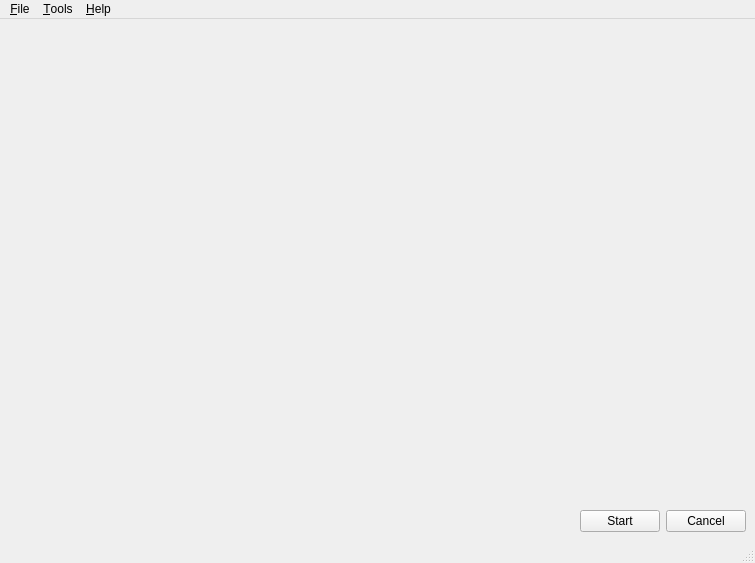
TrigonaMinima/Anatext, file GUI/extras/main_window.ui: the form before one commit.
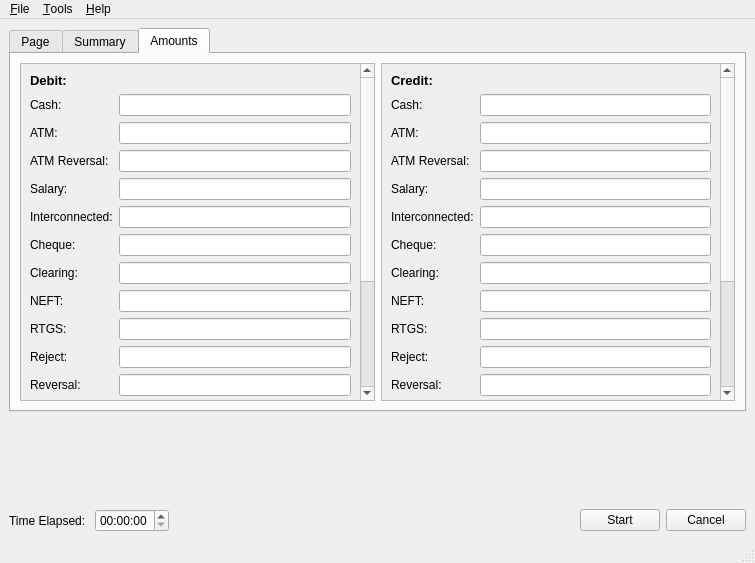
The form after the commit. The open tabs and pages were chosen to show the change.

```diff
--- a/GUI/extras/main_window.ui
+++ b/GUI/extras/main_window.ui
@@ -23,38 +23,56 @@
    <layout class="QVBoxLayout" name="verticalLayout_2">
     <item>
      <layout class="QGridLayout" name="gridLayout">
-      <item row="1" column="1">
-       <layout class="QHBoxLayout" name="horizontalLayout_2">
+      <item row="2" column="0">
+       <layout class="QHBoxLayout" name="horizontalLayout_5">
         <item>
-         <widget class="QPushButton" name="start_button">
-          <property name="text">
-           <string>Start</string>
-          </property>
-         </widget>
-        </item>
-        <item>
-         <widget class="QPushButton" name="cancel_button">
-          <property name="text">
-           <string>Cancel</string>
-          </property>
-         </widget>
+         <layout class="QHBoxLayout" name="horizontalLayout_6">
+          <item>
+           <widget class="QLabel" name="elapsed_time">
+            <property name="text">
+             <string>Time Elapsed: </string>
+            </property>
+           </widget>
+          </item>
+          <item>
+           <widget class="QTimeEdit" name="timeEdit">
+            <property name="displayFormat">
+             <string>hh:mm:ss</string>
+            </property>
+           </widget>
+          </item>
+          <item>
+           <spacer name="horizontalSpacer_2">
+            <property name="orientation">
+             <enum>Qt::Horizontal</enum>
+            </property>
+            <property name="sizeHint" stdset="0">
+             <size>
+              <width>40</width>
+              <height>20</height>
+             </size>
+            </property>
+           </spacer>
+          </item>
+          <item>
+           <widget class="QPushButton" name="start_button">
+            <property name="text">
+             <string>Start</string>
+            </property>
+           </widget>
+          </item>
+          <item>
+           <widget class="QPushButton" name="cancel_button">
+            <property name="text">
+             <string>Cancel</string>
+            </property>
+           </widget>
+          </item>
+         </layout>
         </item>
        </layout>
       </item>
       <item row="1" column="0">
-       <spacer name="horizontalSpacer">
-        <property name="orientation">
-         <enum>Qt::Horizontal</enum>
-        </property>
-        <property name="sizeHint" stdset="0">
-         <size>
-          <width>40</width>
-          <height>20</height>
-         </size>
-        </property>
-       </spacer>
-      </item>
-      <item row="0" column="0">
        <spacer name="verticalSpacer">
         <property name="orientation">
          <enum>Qt::Vertical</enum>
@@ -67,6 +85,694 @@
         </property>
        </spacer>
       </item>
+      <item row="0" column="0">
+       <widget class="QTabWidget" name="tabWidget">
+        <property name="currentIndex">
+         <number>0</number>
+        </property>
+        <widget class="QWidget" name="tab">
+         <attribute name="title">
+          <string>Page</string>
+         </attribute>
+        </widget>
+        <widget class="QWidget" name="summary">
+         <attribute name="title">
+          <string>Summary</string>
+         </attribute>
+         <layout class="QHBoxLayout" name="horizontalLayout_7">
+          <item>
+           <layout class="QHBoxLayout" name="horizontalLayout_3">
+            <item>
+             <layout class="QFormLayout" name="formLayout">
+              <property name="fieldGrowthPolicy">
+               <enum>QFormLayout::AllNonFixedFieldsGrow</enum>
+              </property>
+              <item row="0" column="1">
+               <widget class="QLineEdit" name="lineEdit">
+                <property name="readOnly">
+                 <bool>true</bool>
+                </property>
+               </widget>
+              </item>
+              <item row="1" column="0">
+               <widget class="QLabel" name="label_4">
+                <property name="text">
+                 <string>Total Credit:</string>
+                </property>
+               </widget>
+              </item>
+              <item row="1" column="1">
+               <widget class="QLineEdit" name="lineEdit_2">
+                <property name="readOnly">
+                 <bool>true</bool>
+                </property>
+               </widget>
+              </item>
+              <item row="2" column="0">
+               <widget class="QLabel" name="label_6">
+                <property name="text">
+                 <string>Total Debit:</string>
+                </property>
+               </widget>
+              </item>
+              <item row="2" column="1">
+               <widget class="QLineEdit" name="lineEdit_3">
+                <property name="readOnly">
+                 <bool>true</bool>
+                </property>
+               </widget>
+              </item>
+              <item row="0" column="0">
+               <widget class="QLabel" name="label_2">
+                <property name="text">
+                 <string>Total Lines:</string>
+                </property>
+               </widget>
+              </item>
+             </layout>
+            </item>
+            <item>
+             <layout class="QFormLayout" name="formLayout_2">
+              <property name="fieldGrowthPolicy">
+               <enum>QFormLayout::AllNonFixedFieldsGrow</enum>
+              </property>
+              <item row="0" column="1">
+               <widget class="QLineEdit" name="lineEdit_4">
+                <property name="readOnly">
+                 <bool>true</bool>
+                </property>
+               </widget>
+              </item>
+              <item row="1" column="0">
+               <widget class="QLabel" name="label_5">
+                <property name="text">
+                 <string>Credit Mapped:</string>
+                </property>
+               </widget>
+              </item>
+              <item row="1" column="1">
+               <widget class="QLineEdit" name="lineEdit_5">
+                <property name="readOnly">
+                 <bool>true</bool>
+                </property>
+               </widget>
+              </item>
+              <item row="2" column="0">
+               <widget class="QLabel" name="label_7">
+                <property name="text">
+                 <string>Debit Mapped:</string>
+                </property>
+               </widget>
+              </item>
+              <item row="2" column="1">
+               <widget class="QLineEdit" name="lineEdit_6">
+                <property name="readOnly">
+                 <bool>true</bool>
+                </property>
+               </widget>
+              </item>
+              <item row="0" column="0">
+               <widget class="QLabel" name="label_3">
+                <property name="text">
+                 <string>Lines Mapped:</string>
+                </property>
+               </widget>
+              </item>
+             </layout>
+            </item>
+           </layout>
+          </item>
+         </layout>
+        </widget>
+        <widget class="QWidget" name="amounts">
+         <attribute name="title">
+          <string>Amounts</string>
+         </attribute>
+         <layout class="QHBoxLayout" name="horizontalLayout_2">
+          <item>
+           <layout class="QHBoxLayout" name="horizontalLayout_4">
+            <item>
+             <widget class="QScrollArea" name="scrollArea">
+              <property name="widgetResizable">
+               <bool>true</bool>
+              </property>
+              <widget class="QWidget" name="scrollAreaWidgetContents">
+               <property name="geometry">
+                <rect>
+                 <x>0</x>
+                 <y>0</y>
+                 <width>335</width>
+                 <height>564</height>
+                </rect>
+               </property>
+               <layout class="QVBoxLayout" name="verticalLayout">
+                <item>
+                 <layout class="QFormLayout" name="formLayout_3">
+                  <property name="fieldGrowthPolicy">
+                   <enum>QFormLayout::AllNonFixedFieldsGrow</enum>
+                  </property>
+                  <item row="0" column="0">
+                   <widget class="QLabel" name="label_8">
+                    <property name="font">
+                     <font>
+                      <pointsize>10</pointsize>
+                      <weight>75</weight>
+                      <bold>true</bold>
+                     </font>
+                    </property>
+                    <property name="text">
+                     <string>Debit:</string>
+                    </property>
+                   </widget>
+                  </item>
+                  <item row="1" column="0">
+                   <widget class="QLabel" name="label_9">
+                    <property name="text">
+                     <string>Cash:</string>
+                    </property>
+                   </widget>
+                  </item>
+                  <item row="1" column="1">
+                   <widget class="QLineEdit" name="lineEdit_7">
+                    <property name="readOnly">
+                     <bool>true</bool>
+                    </property>
+                   </widget>
+                  </item>
+                  <item row="2" column="0">
+                   <widget class="QLabel" name="label_10">
+                    <property name="text">
+                     <string>ATM:</string>
+                    </property>
+                   </widget>
+                  </item>
+                  <item row="2" column="1">
+                   <widget class="QLineEdit" name="lineEdit_13">
+                    <property name="readOnly">
+                     <bool>true</bool>
+                    </property>
+                   </widget>
+                  </item>
+                  <item row="3" column="0">
+                   <widget class="QLabel" name="label_12">
+                    <property name="text">
+                     <string>ATM Reversal:</string>
+                    </property>
+                   </widget>
+                  </item>
+                  <item row="3" column="1">
+                   <widget class="QLineEdit" name="lineEdit_12">
+                    <property name="readOnly">
+                     <bool>true</bool>
+                    </property>
+                   </widget>
+                  </item>
+                  <item row="4" column="0">
+                   <widget class="QLabel" name="label_13">
+                    <property name="text">
+                     <string>Salary:</string>
+                    </property>
+                   </widget>
+                  </item>
+                  <item row="4" column="1">
+                   <widget class="QLineEdit" name="lineEdit_11">
+                    <property name="readOnly">
+                     <bool>true</bool>
+                    </property>
+                   </widget>
+                  </item>
+                  <item row="5" column="0">
+                   <widget class="QLabel" name="label_11">
+                    <property name="text">
+                     <string>Interconnected:</string>
+                    </property>
+                   </widget>
+                  </item>
+                  <item row="5" column="1">
+                   <widget class="QLineEdit" name="lineEdit_10">
+                    <property name="readOnly">
+                     <bool>true</bool>
+                    </property>
+                   </widget>
+                  </item>
+                  <item row="6" column="0">
+                   <widget class="QLabel" name="label_14">
+                    <property name="text">
+                     <string>Cheque:</string>
+                    </property>
+                   </widget>
+                  </item>
+                  <item row="6" column="1">
+                   <widget class="QLineEdit" name="lineEdit_9">
+                    <property name="readOnly">
+                     <bool>true</bool>
+                    </property>
+                   </widget>
+                  </item>
+                  <item row="7" column="0">
+                   <widget class="QLabel" name="label_17">
+                    <property name="text">
+                     <string>Clearing:</string>
+                    </property>
+                   </widget>
+                  </item>
+                  <item row="7" column="1">
+                   <widget class="QLineEdit" name="lineEdit_18">
+                    <property name="readOnly">
+                     <bool>true</bool>
+                    </property>
+                   </widget>
+                  </item>
+                  <item row="8" column="0">
+                   <widget class="QLabel" name="label_16">
+                    <property name="text">
+                     <string>NEFT:</string>
+                    </property>
+                   </widget>
+                  </item>
+                  <item row="8" column="1">
+                   <widget class="QLineEdit" name="lineEdit_17">
+                    <property name="readOnly">
+                     <bool>true</bool>
+                    </property>
+                   </widget>
+                  </item>
+                  <item row="9" column="0">
+                   <widget class="QLabel" name="label_15">
+                    <property name="text">
+                     <string>RTGS:</string>
+                    </property>
+                   </widget>
+                  </item>
+                  <item row="9" column="1">
+                   <widget class="QLineEdit" name="lineEdit_16">
+                    <property name="readOnly">
+                     <bool>true</bool>
+                    </property>
+                   </widget>
+                  </item>
+                  <item row="10" column="0">
+                   <widget class="QLabel" name="label_18">
+                    <property name="text">
+                     <string>Reject:</string>
+                    </property>
+                   </widget>
+                  </item>
+                  <item row="10" column="1">
+                   <widget class="QLineEdit" name="lineEdit_15">
+                    <property name="readOnly">
+                     <bool>true</bool>
+                    </property>
+                   </widget>
+                  </item>
+                  <item row="11" column="0">
+                   <widget class="QLabel" name="label_19">
+                    <property name="text">
+                     <string>Reversal:</string>
+                    </property>
+                   </widget>
+                  </item>
+                  <item row="11" column="1">
+                   <widget class="QLineEdit" name="lineEdit_8">
+                    <property name="readOnly">
+                     <bool>true</bool>
+                    </property>
+                   </widget>
+                  </item>
+                  <item row="12" column="0">
+                   <widget class="QLabel" name="label_20">
+                    <property name="text">
+                     <string>Tax:</string>
+                    </property>
+                   </widget>
+                  </item>
+                  <item row="12" column="1">
+                   <widget class="QLineEdit" name="lineEdit_14">
+                    <property name="readOnly">
+                     <bool>true</bool>
+                    </property>
+                   </widget>
+                  </item>
+                  <item row="13" column="0">
+                   <widget class="QLabel" name="label_23">
+                    <property name="text">
+                     <string>Charges:</string>
+                    </property>
+                   </widget>
+                  </item>
+                  <item row="13" column="1">
+                   <widget class="QLineEdit" name="lineEdit_22">
+                    <property name="readOnly">
+                     <bool>true</bool>
+                    </property>
+                   </widget>
+                  </item>
+                  <item row="14" column="0">
+                   <widget class="QLabel" name="label_22">
+                    <property name="text">
+                     <string>Transfer:</string>
+                    </property>
+                   </widget>
+                  </item>
+                  <item row="14" column="1">
+                   <widget class="QLineEdit" name="lineEdit_21">
+                    <property name="readOnly">
+                     <bool>true</bool>
+                    </property>
+                   </widget>
+                  </item>
+                  <item row="15" column="0">
+                   <widget class="QLabel" name="label_21">
+                    <property name="text">
+                     <string>TDS:</string>
+                    </property>
+                   </widget>
+                  </item>
+                  <item row="15" column="1">
+                   <widget class="QLineEdit" name="lineEdit_20">
+                    <property name="readOnly">
+                     <bool>true</bool>
+                    </property>
+                   </widget>
+                  </item>
+                  <item row="16" column="0">
+                   <widget class="QLabel" name="label_24">
+                    <property name="text">
+                     <string>Loan:</string>
+                    </property>
+                   </widget>
+                  </item>
+                  <item row="16" column="1">
+                   <widget class="QLineEdit" name="lineEdit_19">
+                    <property name="readOnly">
+                     <bool>true</bool>
+                    </property>
+                   </widget>
+                  </item>
+                  <item row="17" column="0">
+                   <widget class="QLabel" name="label_28">
+                    <property name="text">
+                     <string>Investment:</string>
+                    </property>
+                   </widget>
+                  </item>
+                  <item row="17" column="1">
+                   <widget class="QLineEdit" name="lineEdit_23">
+                    <property name="readOnly">
+                     <bool>true</bool>
+                    </property>
+                   </widget>
+                  </item>
+                 </layout>
+                </item>
+               </layout>
+              </widget>
+             </widget>
+            </item>
+            <item>
+             <widget class="QScrollArea" name="scrollArea_2">
+              <property name="widgetResizable">
+               <bool>true</bool>
+              </property>
+              <widget class="QWidget" name="scrollAreaWidgetContents_2">
+               <property name="geometry">
+                <rect>
+                 <x>0</x>
+                 <y>0</y>
+                 <width>334</width>
+                 <height>564</height>
+                </rect>
+               </property>
+               <layout class="QVBoxLayout" name="verticalLayout_3">
+                <item>
+                 <layout class="QFormLayout" name="formLayout_4">
+                  <property name="fieldGrowthPolicy">
+                   <enum>QFormLayout::AllNonFixedFieldsGrow</enum>
+                  </property>
+                  <item row="0" column="0">
+                   <widget class="QLabel" name="label_25">
+                    <property name="font">
+                     <font>
+                      <pointsize>10</pointsize>
+                      <weight>75</weight>
+                      <bold>true</bold>
+                     </font>
+                    </property>
+                    <property name="text">
+                     <string>Credit:</string>
+                    </property>
+                   </widget>
+                  </item>
+                  <item row="1" column="0">
+                   <widget class="QLabel" name="label_26">
+                    <property name="text">
+                     <string>Cash:</string>
+                    </property>
+                   </widget>
+                  </item>
+                  <item row="1" column="1">
+                   <widget class="QLineEdit" name="lineEdit_24">
+                    <property name="readOnly">
+                     <bool>true</bool>
+                    </property>
+                   </widget>
+                  </item>
+                  <item row="2" column="0">
+                   <widget class="QLabel" name="label_27">
+                    <property name="text">
+                     <string>ATM:</string>
+                    </property>
+                   </widget>
+                  </item>
+                  <item row="2" column="1">
+                   <widget class="QLineEdit" name="lineEdit_25">
+                    <property name="readOnly">
+                     <bool>true</bool>
+                    </property>
+                   </widget>
+                  </item>
+                  <item row="3" column="0">
+                   <widget class="QLabel" name="label_29">
+                    <property name="text">
+                     <string>ATM Reversal:</string>
+                    </property>
+                   </widget>
+                  </item>
+                  <item row="3" column="1">
+                   <widget class="QLineEdit" name="lineEdit_26">
+                    <property name="readOnly">
+                     <bool>true</bool>
+                    </property>
+                   </widget>
+                  </item>
+                  <item row="4" column="0">
+                   <widget class="QLabel" name="label_30">
+                    <property name="text">
+                     <string>Salary:</string>
+                    </property>
+                   </widget>
+                  </item>
+                  <item row="4" column="1">
+                   <widget class="QLineEdit" name="lineEdit_27">
+                    <property name="readOnly">
+                     <bool>true</bool>
+                    </property>
+                   </widget>
+                  </item>
+                  <item row="5" column="0">
+                   <widget class="QLabel" name="label_31">
+                    <property name="text">
+                     <string>Interconnected:</string>
+                    </property>
+                   </widget>
+                  </item>
+                  <item row="5" column="1">
+                   <widget class="QLineEdit" name="lineEdit_28">
+                    <property name="readOnly">
+                     <bool>true</bool>
+                    </property>
+                   </widget>
+                  </item>
+                  <item row="6" column="0">
+                   <widget class="QLabel" name="label_32">
+                    <property name="text">
+                     <string>Cheque:</string>
+                    </property>
+                   </widget>
+                  </item>
+                  <item row="6" column="1">
+                   <widget class="QLineEdit" name="lineEdit_29">
+                    <property name="readOnly">
+                     <bool>true</bool>
+                    </property>
+                   </widget>
+                  </item>
+                  <item row="7" column="0">
+                   <widget class="QLabel" name="label_33">
+                    <property name="text">
+                     <string>Clearing:</string>
+                    </property>
+                   </widget>
+                  </item>
+                  <item row="7" column="1">
+                   <widget class="QLineEdit" name="lineEdit_30">
+                    <property name="readOnly">
+                     <bool>true</bool>
+                    </property>
+                   </widget>
+                  </item>
+                  <item row="8" column="0">
+                   <widget class="QLabel" name="label_34">
+                    <property name="text">
+                     <string>NEFT:</string>
+                    </property>
+                   </widget>
+                  </item>
+                  <item row="8" column="1">
+                   <widget class="QLineEdit" name="lineEdit_31">
+                    <property name="readOnly">
+                     <bool>true</bool>
+                    </property>
+                   </widget>
+                  </item>
+                  <item row="9" column="0">
+                   <widget class="QLabel" name="label_35">
+                    <property name="text">
+                     <string>RTGS:</string>
+                    </property>
+                   </widget>
+                  </item>
+                  <item row="9" column="1">
+                   <widget class="QLineEdit" name="lineEdit_32">
+                    <property name="readOnly">
+                     <bool>true</bool>
+                    </property>
+                   </widget>
+                  </item>
+                  <item row="10" column="0">
+                   <widget class="QLabel" name="label_36">
+                    <property name="text">
+                     <string>Reject:</string>
+                    </property>
+                   </widget>
+                  </item>
+                  <item row="10" column="1">
+                   <widget class="QLineEdit" name="lineEdit_33">
+                    <property name="readOnly">
+                     <bool>true</bool>
+                    </property>
+                   </widget>
+                  </item>
+                  <item row="11" column="0">
+                   <widget class="QLabel" name="label_37">
+                    <property name="text">
+                     <string>Reversal:</string>
+                    </property>
+                   </widget>
+                  </item>
+                  <item row="11" column="1">
+                   <widget class="QLineEdit" name="lineEdit_34">
+                    <property name="readOnly">
+                     <bool>true</bool>
+                    </property>
+                   </widget>
+                  </item>
+                  <item row="12" column="0">
+                   <widget class="QLabel" name="label_38">
+                    <property name="text">
+                     <string>Tax:</string>
+                    </property>
+                   </widget>
+                  </item>
+                  <item row="12" column="1">
+                   <widget class="QLineEdit" name="lineEdit_35">
+                    <property name="readOnly">
+                     <bool>true</bool>
+                    </property>
+                   </widget>
+                  </item>
+                  <item row="13" column="0">
+                   <widget class="QLabel" name="label_39">
+                    <property name="text">
+                     <string>Charges:</string>
+                    </property>
+                   </widget>
+                  </item>
+                  <item row="13" column="1">
+                   <widget class="QLineEdit" name="lineEdit_36">
+                    <property name="readOnly">
+                     <bool>true</bool>
+                    </property>
+                   </widget>
+                  </item>
+                  <item row="14" column="0">
+                   <widget class="QLabel" name="label_40">
+                    <property name="text">
+                     <string>Transfer:</string>
+                    </property>
+                   </widget>
+                  </item>
+                  <item row="14" column="1">
+                   <widget class="QLineEdit" name="lineEdit_37">
+                    <property name="readOnly">
+                     <bool>true</bool>
+                    </property>
+                   </widget>
+                  </item>
+                  <item row="15" column="0">
+                   <widget class="QLabel" name="label_41">
+                    <property name="text">
+                     <string>TDS:</string>
+                    </property>
+                   </widget>
+                  </item>
+                  <item row="15" column="1">
+                   <widget class="QLineEdit" name="lineEdit_38">
+                    <property name="readOnly">
+                     <bool>true</bool>
+                    </property>
+                   </widget>
+                  </item>
+                  <item row="16" column="0">
+                   <widget class="QLabel" name="label_42">
+                    <property name="text">
+                     <string>Loan:</string>
+                    </property>
+                   </widget>
+                  </item>
+                  <item row="16" column="1">
+                   <widget class="QLineEdit" name="lineEdit_39">
+                    <property name="readOnly">
+                     <bool>true</bool>
+                    </property>
+                   </widget>
+                  </item>
+                  <item row="17" column="0">
+                   <widget class="QLabel" name="label_43">
+                    <property name="text">
+                     <string>Investment:</string>
+                    </property>
+                   </widget>
+                  </item>
+                  <item row="17" column="1">
+                   <widget class="QLineEdit" name="lineEdit_40">
+                    <property name="readOnly">
+                     <bool>true</bool>
+                    </property>
+                   </widget>
+                  </item>
+                 </layout>
+                </item>
+               </layout>
+              </widget>
+             </widget>
+            </item>
+           </layout>
+          </item>
+         </layout>
+        </widget>
+       </widget>
+      </item>
      </layout>
     </item>
    </layout>
```
